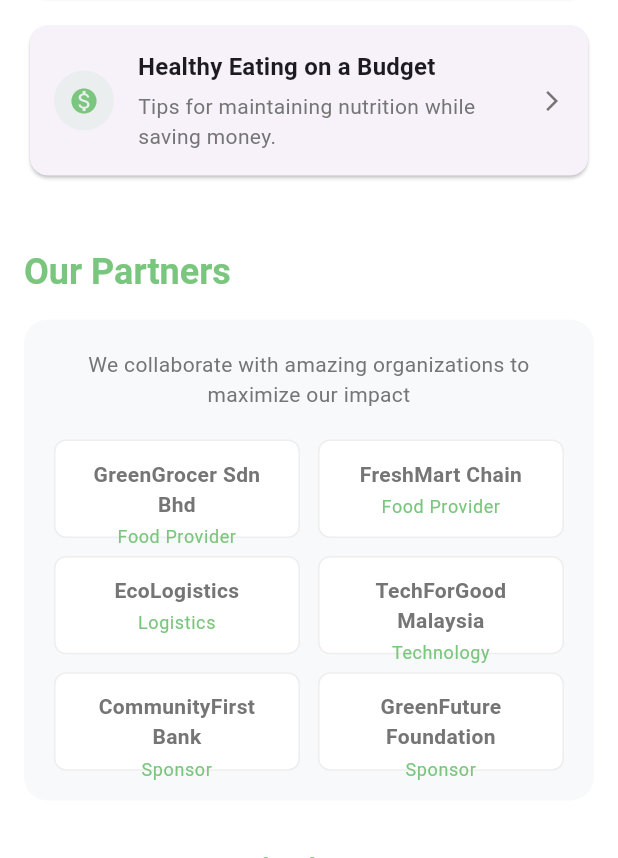
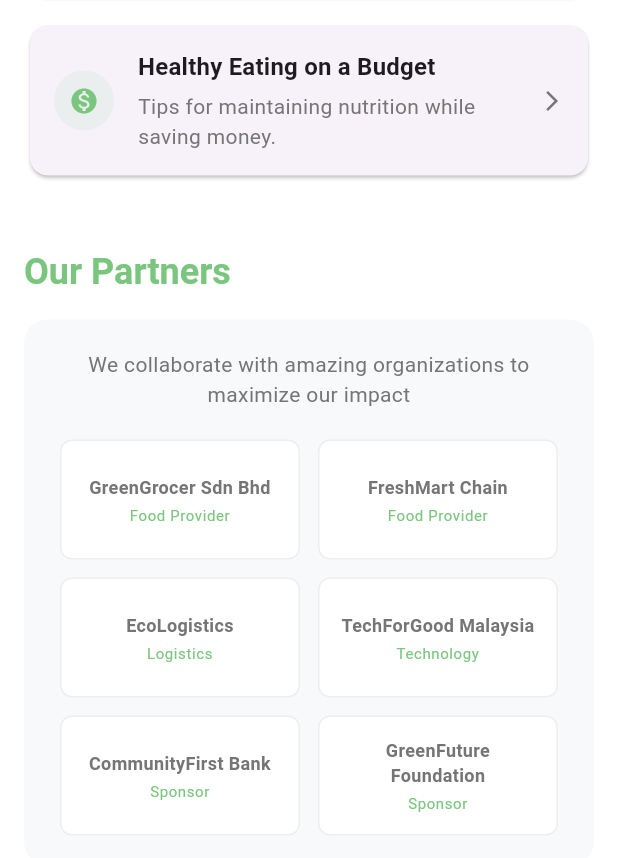
Before and after one commit to YiCave/UMPSA-Hackathon-Prototype, a Flutter app: the AboutUsScreen screen opened directly, scrolled down 1728 dp, on a phone screen of 412 x 824 dp, the part 378-1236 px from its top. Run offline on Flutter 3.47's test engine with Material 3 defaults, Android fonts, the phone set to English and light mode, and no system bars; missing offline and left inert: mobile_scanner; Roboto replaces fonts that are missing (Poppins).

Commit message:
Memang final ver

```diff
--- a/my-hybrid-app/frontend/lib/screens/about_us_screen.dart
+++ b/my-hybrid-app/frontend/lib/screens/about_us_screen.dart
@@ -537,19 +537,14 @@ class _AboutUsScreenState extends State<AboutUsScreen>
                 textAlign: TextAlign.center,
               ),
               const SizedBox(height: 20),
-              GridView.builder(
-                shrinkWrap: true,
-                physics: const NeverScrollableScrollPhysics(),
-                gridDelegate: const SliverGridDelegateWithFixedCrossAxisCount(
-                  crossAxisCount: 2,
-                  crossAxisSpacing: 12,
-                  mainAxisSpacing: 12,
-                  childAspectRatio: 2.5,
-                ),
-                itemCount: partners.length,
-                itemBuilder: (context, index) {
-                  final partner = partners[index];
+              // Use Wrap instead of GridView to prevent overflow
+              Wrap(
+                spacing: 12,
+                runSpacing: 12,
+                children: partners.map((partner) {
                   return Container(
+                    width: (MediaQuery.of(context).size.width - 92) / 2,
+                    height: 80, // Fixed height to prevent overflow
                     padding: const EdgeInsets.all(12),
                     decoration: BoxDecoration(
                       color: Colors.white,
@@ -559,27 +554,33 @@ class _AboutUsScreenState extends State<AboutUsScreen>
                     child: Column(
                       mainAxisAlignment: MainAxisAlignment.center,
                       children: [
-                        Text(
+                        Flexible(
+                          child: Text(
                             partner['name']!,
                             style: Theme.of(context).textTheme.bodyMedium?.copyWith(
                               fontWeight: FontWeight.w600,
+                              fontSize: 12,
                             ),
                             textAlign: TextAlign.center,
                             maxLines: 2,
                             overflow: TextOverflow.ellipsis,
+                          ),
                         ),
                         const SizedBox(height: 4),
                         Text(
                           partner['type']!,
                           style: Theme.of(context).textTheme.bodySmall?.copyWith(
                             color: AppTheme.primaryGreen,
+                            fontSize: 10,
                           ),
                           textAlign: TextAlign.center,
+                          maxLines: 1,
+                          overflow: TextOverflow.ellipsis,
                         ),
                       ],
                     ),
                   );
-                },
+                }).toList(),
               ),
             ],
           ),
```
Lines whose indentation alone changed are shown as unchanged.
